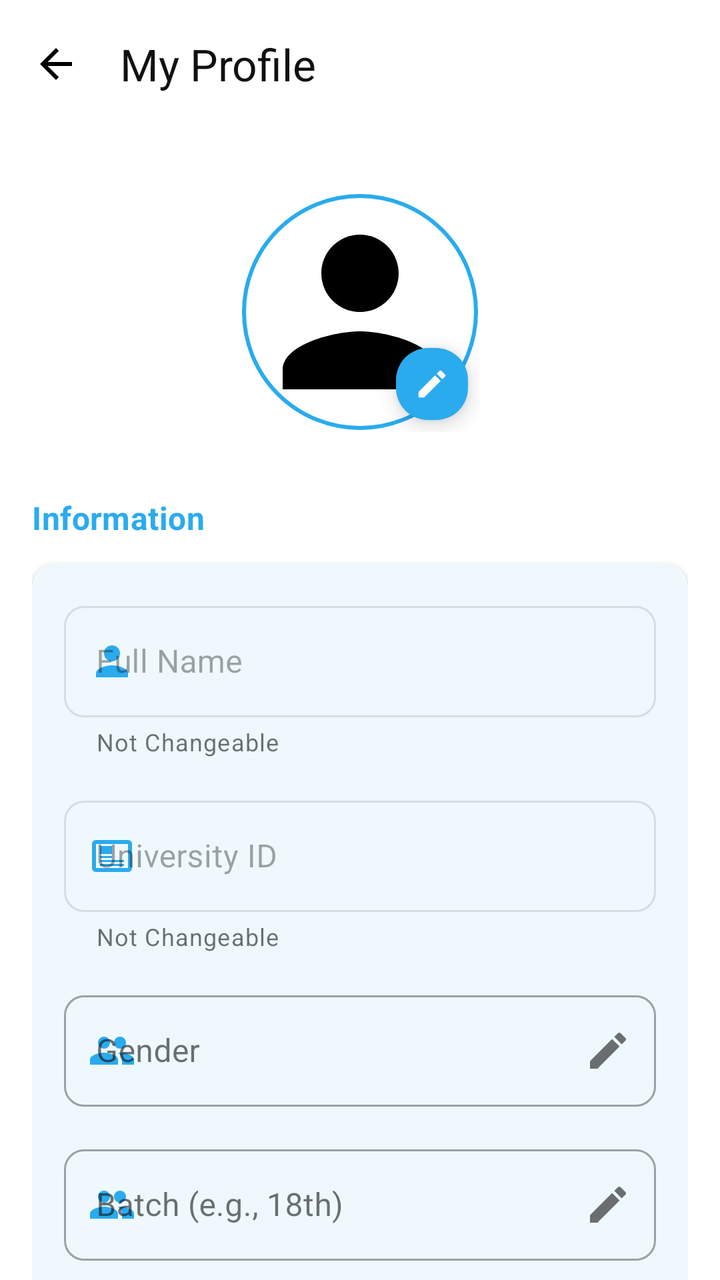
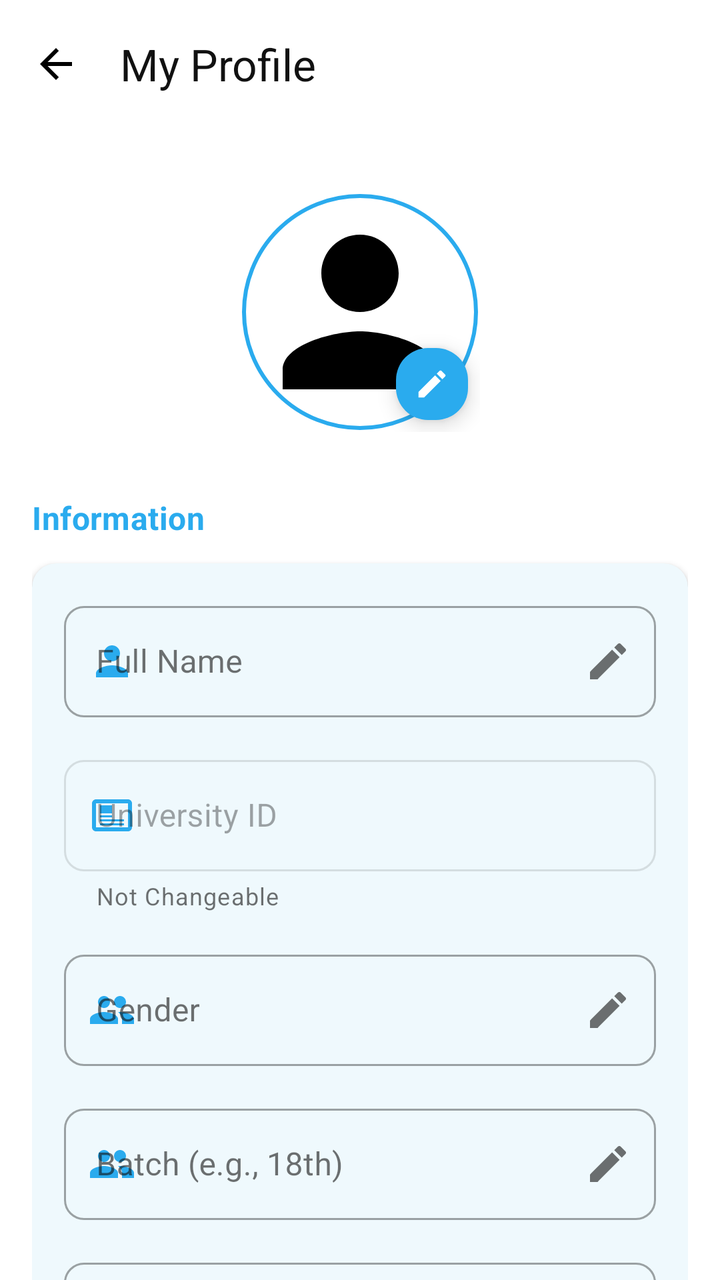

Two renders of the same Android screen: before a commit and after it. Below are the layout's source before the change and the commit's diff.
<!-- AndroidManifest.xml: application theme AppTheme -->
<!-- res/layout/activity_user_profile.xml -->
<?xml version="1.0" encoding="utf-8"?>
<androidx.coordinatorlayout.widget.CoordinatorLayout xmlns:android="http://schemas.android.com/apk/res/android"
    xmlns:app="http://schemas.android.com/apk/res-auto"
    android:layout_width="match_parent"
    android:layout_height="match_parent"
    android:background="@color/backgroundColor">

    <com.google.android.material.appbar.AppBarLayout
        android:layout_width="match_parent"
        android:layout_height="wrap_content"
        android:background="@color/surfaceColor"
        app:elevation="0dp">

        <androidx.appcompat.widget.Toolbar
            android:id="@+id/toolbar"
            android:layout_width="match_parent"
            android:layout_height="?attr/actionBarSize"
            app:navigationIcon="@drawable/ic_back_arrow"
            app:title="@string/title_my_profile"
            app:titleTextColor="@color/textPrimary" />
    </com.google.android.material.appbar.AppBarLayout>

    <androidx.core.widget.NestedScrollView
        android:layout_width="match_parent"
        android:layout_height="match_parent"
        android:fillViewport="true"
        app:layout_behavior="@string/appbar_scrolling_view_behavior">

        <LinearLayout
            android:layout_width="match_parent"
            android:layout_height="wrap_content"
            android:orientation="vertical"
            android:padding="16dp">

            
            <FrameLayout
                android:layout_width="wrap_content"
                android:layout_height="wrap_content"
                android:layout_gravity="center_horizontal"
                android:layout_marginTop="16dp"
                android:layout_marginBottom="32dp">

                <com.google.android.material.imageview.ShapeableImageView
                    android:id="@+id/ivProfilePicture"
                    android:layout_width="120dp"
                    android:layout_height="120dp"
                    android:padding="2dp"
                    android:scaleType="centerCrop"
                    android:src="@drawable/ic_user"
                    app:shapeAppearanceOverlay="@style/ShapeAppearance.App.Circle"
                    app:strokeColor="@color/primaryColor"
                    app:strokeWidth="2dp" />

                <com.google.android.material.floatingactionbutton.FloatingActionButton
                    android:id="@+id/fabChangePhoto"
                    android:layout_width="wrap_content"
                    android:layout_height="wrap_content"
                    android:layout_gravity="bottom|end"
                    android:backgroundTint="@color/primaryColor"
                    android:src="@drawable/ic_edit"
                    app:fabCustomSize="36dp"
                    app:maxImageSize="18dp"
                    app:tint="@color/white"
                    android:contentDescription="@string/change_photo" />
            </FrameLayout>

            
            <TextView
                android:layout_width="wrap_content"
                android:layout_height="wrap_content"
                android:layout_marginBottom="12dp"
                android:text="@string/label_information_profile"
                android:textAppearance="?attr/textAppearanceSubtitle1"
                android:textColor="@color/primaryColor"
                android:textStyle="bold" />

            <com.google.android.material.card.MaterialCardView
                android:layout_width="match_parent"
                android:layout_height="wrap_content"
                android:layout_marginBottom="24dp"
                app:cardCornerRadius="12dp"
                app:cardElevation="2dp">

                <LinearLayout
                    android:layout_width="match_parent"
                    android:layout_height="wrap_content"
                    android:orientation="vertical"
                    android:padding="16dp">

                    
                    <com.google.android.material.textfield.TextInputLayout
                        style="@style/Widget.MaterialComponents.TextInputLayout.OutlinedBox"
                        android:layout_width="match_parent"
                        android:layout_height="wrap_content"
                        android:layout_marginBottom="16dp"
                        android:enabled="false"
                        android:hint="@string/hint_full_name"
                        app:helperText="@string/label_not_changeable"
                        app:startIconDrawable="@drawable/ic_user"
                        app:startIconTint="@color/primaryColor">

                        <com.google.android.material.textfield.TextInputEditText
                            android:id="@+id/etFullName"
                            android:layout_width="match_parent"
                            android:layout_height="wrap_content"
                            android:textColor="@color/black" />
                    </com.google.android.material.textfield.TextInputLayout>

                    
                    <com.google.android.material.textfield.TextInputLayout
                        style="@style/Widget.MaterialComponents.TextInputLayout.OutlinedBox"
                        android:layout_width="match_parent"
                        android:layout_height="wrap_content"
                        android:layout_marginBottom="16dp"
                        android:enabled="false"
                        android:hint="@string/hint_university_id"
                        app:helperText="@string/label_not_changeable"
                        app:startIconDrawable="@drawable/ic_admin_id"
                        app:startIconTint="@color/primaryColor">

                        <com.google.android.material.textfield.TextInputEditText
                            android:id="@+id/etUniversityId"
                            android:layout_width="match_parent"
                            android:layout_height="wrap_content"
                            android:textColor="@color/black" />
                    </com.google.android.material.textfield.TextInputLayout>

                    
                    <com.google.android.material.textfield.TextInputLayout
                        android:id="@+id/tilGender"
                        style="@style/Widget.MaterialComponents.TextInputLayout.OutlinedBox.ExposedDropdownMenu"
                        android:layout_width="match_parent"
                        android:layout_height="wrap_content"
                        android:layout_marginBottom="16dp"
                        android:hint="@string/hint_gender"
                        app:endIconDrawable="@drawable/ic_edit"
                        app:endIconMode="custom"
                        app:startIconDrawable="@drawable/ic_users"
                        app:startIconTint="@color/primaryColor">

                        <AutoCompleteTextView
                            android:id="@+id/actvGender"
                            android:layout_width="match_parent"
                            android:layout_height="wrap_content"
                            android:enabled="false"
                            android:inputType="none"
                            android:textColor="@color/black" />
                    </com.google.android.material.textfield.TextInputLayout>

                    
                    <com.google.android.material.textfield.TextInputLayout
                        android:id="@+id/tilDesignation"
                        style="@style/Widget.MaterialComponents.TextInputLayout.OutlinedBox"
                        android:layout_width="match_parent"
                        android:layout_height="wrap_content"
                        android:layout_marginBottom="16dp"
                        android:hint="Designation"
                        android:visibility="gone"
                        app:endIconDrawable="@drawable/ic_edit"
                        app:endIconMode="custom"
                        app:startIconDrawable="@drawable/ic_list"
                        app:startIconTint="@color/primaryColor">

                        <com.google.android.material.textfield.TextInputEditText
                            android:id="@+id/etDesignation"
                            android:layout_width="match_parent"
                            android:layout_height="wrap_content"
                            android:enabled="false"
                            android:inputType="text"
                            android:textColor="@color/black" />
                    </com.google.android.material.textfield.TextInputLayout>

                    
                    <com.google.android.material.textfield.TextInputLayout
                        android:id="@+id/tilBatch"
                        style="@style/Widget.MaterialComponents.TextInputLayout.OutlinedBox"
                        android:layout_width="match_parent"
                        android:layout_height="wrap_content"
                        android:layout_marginBottom="16dp"
                        android:hint="@string/hint_batch"
                        app:endIconDrawable="@drawable/ic_edit"
                        app:endIconMode="custom"
                        app:startIconDrawable="@drawable/ic_users"
                        app:startIconTint="@color/primaryColor">

                        <com.google.android.material.textfield.TextInputEditText
                            android:id="@+id/etBatch"
                            android:layout_width="match_parent"
                            android:layout_height="wrap_content"
                            android:enabled="false"
                            android:inputType="text"
                            android:textColor="@color/black" />
                    </com.google.android.material.textfield.TextInputLayout>

                    
                    <com.google.android.material.textfield.TextInputLayout
                        android:id="@+id/tilLevelTerm"
                        style="@style/Widget.MaterialComponents.TextInputLayout.OutlinedBox.ExposedDropdownMenu"
                        android:layout_width="match_parent"
                        android:layout_height="wrap_content"
                        android:layout_marginBottom="16dp"
                        android:hint="@string/label_level_term"
                        app:endIconDrawable="@drawable/ic_edit"
                        app:endIconMode="custom"
                        app:startIconDrawable="@drawable/ic_layers"
                        app:startIconTint="@color/primaryColor">

                        <AutoCompleteTextView
                            android:id="@+id/actvLevelTerm"
                            android:layout_width="match_parent"
                            android:layout_height="wrap_content"
                            android:enabled="false"
                            android:inputType="none"
                            android:textColor="@color/black" />
                    </com.google.android.material.textfield.TextInputLayout>

                    
                    <com.google.android.material.textfield.TextInputLayout
                        android:id="@+id/tilDepartment"
                        style="@style/Widget.MaterialComponents.TextInputLayout.OutlinedBox"
                        android:layout_width="match_parent"
                        android:layout_height="wrap_content"
                        android:layout_marginBottom="16dp"
                        android:hint="@string/hint_department"
                        app:endIconDrawable="@drawable/ic_edit"
                        app:endIconMode="custom"
                        app:startIconDrawable="@drawable/ic_building"
                        app:startIconTint="@color/primaryColor">

                        <com.google.android.material.textfield.TextInputEditText
                            android:id="@+id/etDepartment"
                            android:layout_width="match_parent"
                            android:layout_height="wrap_content"
                            android:enabled="false"
                            android:inputType="text"
                            android:textColor="@color/black" />
                    </com.google.android.material.textfield.TextInputLayout>

                    
                    <com.google.android.material.textfield.TextInputLayout
                        android:id="@+id/tilSection"
                        style="@style/Widget.MaterialComponents.TextInputLayout.OutlinedBox.ExposedDropdownMenu"
                        android:layout_width="match_parent"
                        android:layout_height="wrap_content"
                        android:hint="@string/label_section"
                        app:endIconDrawable="@drawable/ic_edit"
                        app:endIconMode="custom"
                        app:startIconDrawable="@drawable/ic_list"
                        app:startIconTint="@color/primaryColor">

                        <AutoCompleteTextView
                            android:id="@+id/actvSection"
                            android:layout_width="match_parent"
                            android:layout_height="wrap_content"
                            android:enabled="false"
                            android:inputType="none"
                            android:textColor="@color/black" />
                    </com.google.android.material.textfield.TextInputLayout>
                </LinearLayout>
            </com.google.android.material.card.MaterialCardView>

            
            <TextView
                android:layout_width="wrap_content"
                android:layout_height="wrap_content"
                android:layout_marginBottom="12dp"
                android:text="@string/label_contact_profile"
                android:textAppearance="?attr/textAppearanceSubtitle1"
                android:textColor="@color/primaryColor"
                android:textStyle="bold" />

            <com.google.android.material.card.MaterialCardView
                android:layout_width="match_parent"
                android:layout_height="wrap_content"
                android:layout_marginBottom="24dp"
                app:cardCornerRadius="12dp"
                app:cardElevation="2dp">

                <LinearLayout
                    android:layout_width="match_parent"
                    android:layout_height="wrap_content"
                    android:orientation="vertical"
                    android:padding="16dp">

                    <com.google.android.material.textfield.TextInputLayout
                        android:id="@+id/tilEmail"
                        style="@style/Widget.MaterialComponents.TextInputLayout.OutlinedBox"
                        android:layout_width="match_parent"
                        android:layout_height="wrap_content"
                        android:layout_marginBottom="16dp"
                        android:hint="@string/hint_email"
                        app:endIconDrawable="@drawable/ic_edit"
                        app:endIconMode="custom"
                        app:startIconDrawable="@drawable/ic_envelope"
                        app:startIconTint="@color/primaryColor">

                        <com.google.android.material.textfield.TextInputEditText
                            android:id="@+id/etEmail"
                            android:layout_width="match_parent"
                            android:layout_height="wrap_content"
                            android:enabled="false"
                            android:inputType="textEmailAddress"
                            android:textColor="@color/black" />
                    </com.google.android.material.textfield.TextInputLayout>

                    <com.google.android.material.textfield.TextInputLayout
                        android:id="@+id/tilPhone"
                        style="@style/Widget.MaterialComponents.TextInputLayout.OutlinedBox"
                        android:layout_width="match_parent"
                        android:layout_height="wrap_content"
                        android:hint="@string/hint_phone"
                        app:endIconDrawable="@drawable/ic_edit"
                        app:endIconMode="custom"
                        app:startIconDrawable="@drawable/ic_phone"
                        app:startIconTint="@color/primaryColor">

                        <com.google.android.material.textfield.TextInputEditText
                            android:id="@+id/etPhone"
                            android:layout_width="match_parent"
                            android:layout_height="wrap_content"
                            android:enabled="false"
                            android:inputType="phone"
                            android:textColor="@color/black" />
                    </com.google.android.material.textfield.TextInputLayout>
                </LinearLayout>
            </com.google.android.material.card.MaterialCardView>

            
            <TextView
                android:layout_width="wrap_content"
                android:layout_height="wrap_content"
                android:layout_marginBottom="12dp"
                android:text="@string/label_change_password_profile"
                android:textAppearance="?attr/textAppearanceSubtitle1"
                android:textColor="@color/primaryColor"
                android:textStyle="bold" />

            <com.google.android.material.card.MaterialCardView
                android:layout_width="match_parent"
                android:layout_height="wrap_content"
                android:layout_marginBottom="24dp"
                app:cardCornerRadius="12dp"
                app:cardElevation="2dp">

                <LinearLayout
                    android:layout_width="match_parent"
                    android:layout_height="wrap_content"
                    android:orientation="vertical"
                    android:padding="16dp">

                    <com.google.android.material.textfield.TextInputLayout
                        android:id="@+id/tilOldPassword"
                        style="@style/Widget.MaterialComponents.TextInputLayout.OutlinedBox"
                        android:layout_width="match_parent"
                        android:layout_height="wrap_content"
                        android:layout_marginBottom="16dp"
                        android:hint="@string/label_old_password"
                        app:passwordToggleEnabled="true"
                        app:passwordToggleTint="@color/primaryColor"
                        app:startIconDrawable="@drawable/ic_lock"
                        app:startIconTint="@color/primaryColor">

                        <com.google.android.material.textfield.TextInputEditText
                            android:id="@+id/etOldPassword"
                            android:layout_width="match_parent"
                            android:layout_height="wrap_content"
                            android:inputType="textPassword"
                            android:textColor="@color/black" />
                    </com.google.android.material.textfield.TextInputLayout>

                    <com.google.android.material.textfield.TextInputLayout
                        android:id="@+id/tilNewPassword"
                        style="@style/Widget.MaterialComponents.TextInputLayout.OutlinedBox"
                        android:layout_width="match_parent"
                        android:layout_height="wrap_content"
                        android:layout_marginBottom="16dp"
                        android:hint="@string/hint_new_password"
                        app:passwordToggleEnabled="true"
                        app:passwordToggleTint="@color/primaryColor"
                        app:startIconDrawable="@drawable/ic_lock"
                        app:startIconTint="@color/primaryColor">

                        <com.google.android.material.textfield.TextInputEditText
                            android:id="@+id/etNewPassword"
                            android:layout_width="match_parent"
                            android:layout_height="wrap_content"
                            android:inputType="textPassword"
                            android:textColor="@color/black" />
                    </com.google.android.material.textfield.TextInputLayout>

                    <com.google.android.material.button.MaterialButton
                        android:id="@+id/btnConfirmPasswordChange"
                        android:layout_width="match_parent"
                        android:layout_height="56dp"
                        android:text="Confirm Change"
                        android:textAllCaps="false"
                        android:visibility="gone"
                        app:cornerRadius="8dp" />
                </LinearLayout>
            </com.google.android.material.card.MaterialCardView>

            
            <com.google.android.material.button.MaterialButton
                android:id="@+id/btnSaveChanges"
                android:layout_width="match_parent"
                android:layout_height="56dp"
                android:layout_marginTop="8dp"
                android:layout_marginBottom="32dp"
                android:text="@string/btn_save_changes"
                android:visibility="gone"
                app:cornerRadius="8dp"
                app:icon="@drawable/ic_check"
                app:iconGravity="textStart" />

        </LinearLayout>
    </androidx.core.widget.NestedScrollView>

    <ProgressBar
        android:id="@+id/progressBar"
        android:layout_width="wrap_content"
        android:layout_height="wrap_content"
        android:layout_gravity="center"
        android:visibility="gone" />

</androidx.coordinatorlayout.widget.CoordinatorLayout>
<!-- resources referenced by this layout -->
<resources>
  <color name="backgroundColor">#FFFFFF</color>
  <color name="black">#000000</color>
  <color name="primaryColor">#2AABEE</color>
  <color name="surfaceColor">#FFFFFF</color>
  <color name="textPrimary">#111111</color>
  <color name="white">#FFFFFF</color>
  <!-- drawable ic_back_arrow (drawable) -->
  <?xml version="1.0" encoding="utf-8"?>
  <vector xmlns:android="http://schemas.android.com/apk/res/android"
      android:width="24dp"
      android:height="24dp"
      android:viewportWidth="24"
      android:viewportHeight="24">
      <path
          android:fillColor="#000000"
          android:pathData="M20,11H7.83l5.59,-5.59L12,4l-8,8l8,8l1.41,-1.41L7.83,13H20V11z" />
  </vector>
  <!-- drawable ic_check (drawable) -->
  <vector xmlns:android="http://schemas.android.com/apk/res/android"
      android:width="24dp"
      android:height="24dp"
      android:viewportWidth="24"
      android:viewportHeight="24">
    <path
        android:fillColor="#000000"
        android:pathData="M9,16.17L4.83,12l-1.42,1.41L9,19 21,7l-1.41,-1.41z"/>
  </vector>
  <!-- drawable ic_list (drawable) -->
  <vector xmlns:android="http://schemas.android.com/apk/res/android"
      android:width="24dp"
      android:height="24dp"
      android:viewportWidth="24"
      android:viewportHeight="24">
    <path
        android:fillColor="#000000"
        android:pathData="M3,13h2v-2H3V13zM3,17h2v-2H3V17zM3,9h2V7H3V9zM7,13h14v-2H7V13zM7,17h14v-2H7V17zM7,7v2h14V7H7z"/>
  </vector>
  <string name="btn_save_changes">Save Changes</string>
  <string name="change_photo">Change Photo</string>
  <string name="hint_batch">Batch (e.g., 18th)</string>
  <string name="hint_department">Department</string>
  <string name="hint_email">Email Address (Optional)</string>
  <string name="hint_full_name">Full Name</string>
  <string name="hint_gender">Gender</string>
  <string name="hint_new_password">New Password</string>
  <string name="hint_phone">Phone Number</string>
  <string name="hint_university_id">University ID</string>
  <string name="label_change_password_profile">Change Password</string>
  <string name="label_contact_profile">Contact</string>
  <string name="label_information_profile">Information</string>
  <string name="label_level_term">Level &amp; Term</string>
  <string name="label_not_changeable">Not Changeable</string>
  <string name="label_old_password">Old Password</string>
  <string name="label_section">Section</string>
  <string name="title_my_profile">My Profile</string>
  <style name="ShapeAppearance.App.Circle" parent="ShapeAppearance.Material3.MediumComponent">
          <item name="cornerFamily">rounded</item>
          <item name="cornerSize">50%</item>
      </style>
  <color name="primaryLightColor">#D1E1FF</color>
  <color name="primaryDarkColor">#229ED9</color>
  <color name="accentColor">#2AABEE</color>
  <color name="textSecondary">#6B7280</color>
  <style name="Widget.App.Button" parent="Widget.Material3.Button">
          <item name="android:insetTop">0dp</item>
          <item name="android:insetBottom">0dp</item>
          <item name="android:minHeight">48dp</item>
          <item name="shapeAppearance">@style/ShapeAppearance.App.SmallComponent</item>
          <item name="android:textAllCaps">false</item>
          <item name="android:textStyle">bold</item>
      </style>
  <style name="Widget.App.Card" parent="Widget.Material3.CardView.Elevated">
          <item name="cardCornerRadius">12dp</item>
          <item name="cardElevation">2dp</item>
          <item name="cardBackgroundColor">@color/surfaceColor</item>
      </style>
  <style name="ShapeAppearance.App.SmallComponent" parent="ShapeAppearance.Material3.SmallComponent">
          <item name="cornerSize">10dp</item>
      </style>
  <style name="ShapeAppearance.App.MediumComponent" parent="ShapeAppearance.Material3.MediumComponent">
          <item name="cornerSize">12dp</item>
      </style>
  <!-- unchanged entries left out for length: 10 -->
</resources>

<!-- the commit's change to res/layout/activity_user_profile.xml (unified diff, before → after) -->
@@ -89,13 +89,14 @@
 
                     
                     <com.google.android.material.textfield.TextInputLayout
-                        style="@style/Widget.MaterialComponents.TextInputLayout.OutlinedBox"
-                        android:layout_width="match_parent"
-                        android:layout_height="wrap_content"
-                        android:layout_marginBottom="16dp"
-                        android:enabled="false"
+                        android:id="@+id/tilFullName"
+                        style="@style/Widget.MaterialComponents.TextInputLayout.OutlinedBox"
+                        android:layout_width="match_parent"
+                        android:layout_height="wrap_content"
+                        android:layout_marginBottom="16dp"
                         android:hint="@string/hint_full_name"
-                        app:helperText="@string/label_not_changeable"
+                        app:endIconDrawable="@drawable/ic_edit"
+                        app:endIconMode="custom"
                         app:startIconDrawable="@drawable/ic_user"
                         app:startIconTint="@color/primaryColor">
 
@@ -103,6 +104,7 @@
                             android:id="@+id/etFullName"
                             android:layout_width="match_parent"
                             android:layout_height="wrap_content"
+                            android:enabled="false"
                             android:textColor="@color/black" />
                     </com.google.android.material.textfield.TextInputLayout>
 
@@ -382,6 +384,26 @@
 
                         <com.google.android.material.textfield.TextInputEditText
                             android:id="@+id/etNewPassword"
+                            android:layout_width="match_parent"
+                            android:layout_height="wrap_content"
+                            android:inputType="textPassword"
+                            android:textColor="@color/black" />
+                    </com.google.android.material.textfield.TextInputLayout>
+
+                    <com.google.android.material.textfield.TextInputLayout
+                        android:id="@+id/tilConfirmPassword"
+                        style="@style/Widget.MaterialComponents.TextInputLayout.OutlinedBox"
+                        android:layout_width="match_parent"
+                        android:layout_height="wrap_content"
+                        android:layout_marginBottom="16dp"
+                        android:hint="@string/hint_confirm_password"
+                        app:passwordToggleEnabled="true"
+                        app:passwordToggleTint="@color/primaryColor"
+                        app:startIconDrawable="@drawable/ic_lock"
+                        app:startIconTint="@color/primaryColor">
+
+                        <com.google.android.material.textfield.TextInputEditText
+                            android:id="@+id/etConfirmPassword"
                             android:layout_width="match_parent"
                             android:layout_height="wrap_content"
                             android:inputType="textPassword"
<!-- resource entries referenced after the edit -->
@@ -40,6 +40,7 @@
   <string name="btn_save_changes">Save Changes</string>
   <string name="change_photo">Change Photo</string>
   <string name="hint_batch">Batch (e.g., 18th)</string>
+  <string name="hint_confirm_password">Confirm Password</string>
   <string name="hint_department">Department</string>
   <string name="hint_email">Email Address (Optional)</string>
   <string name="hint_full_name">Full Name</string>
